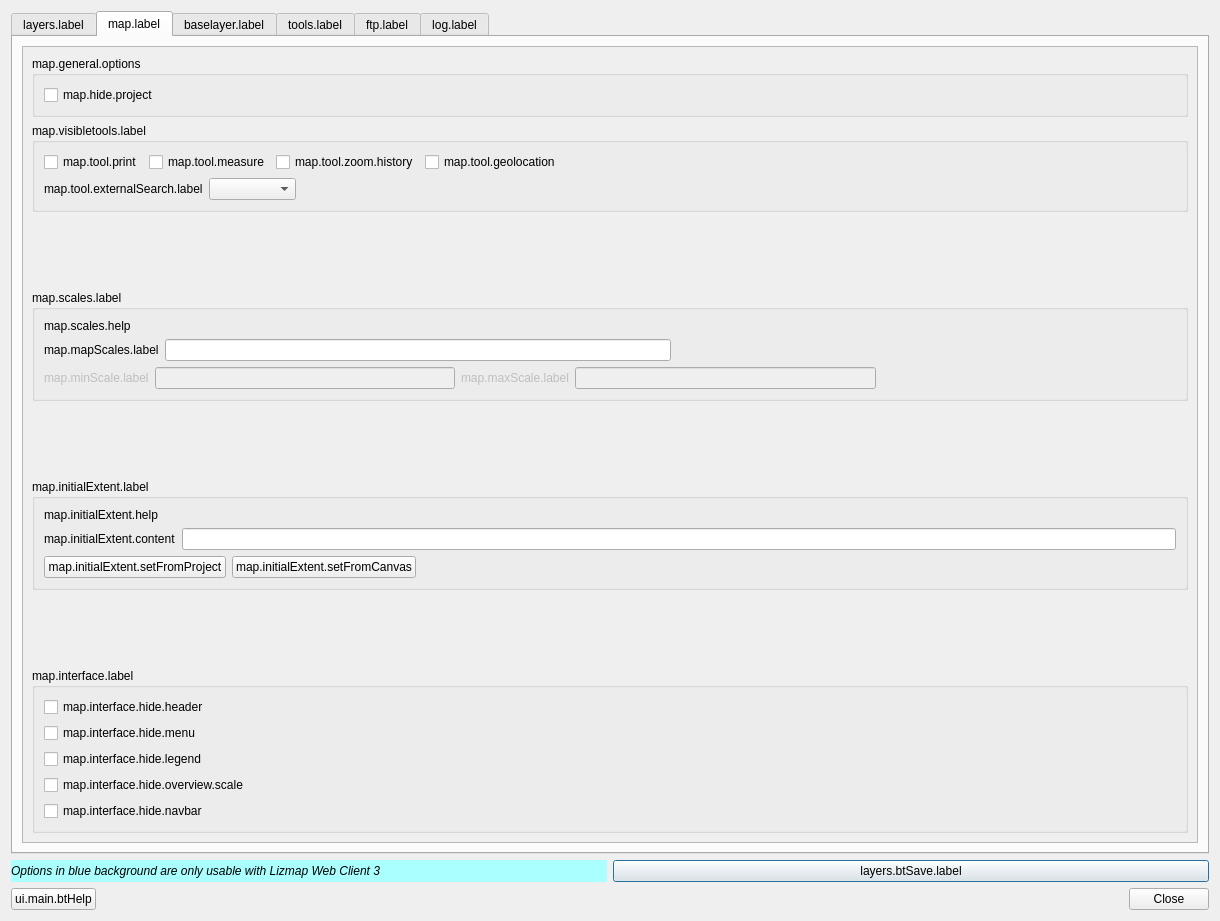
Qt form ui_lizmap.ui (3liz/lizmap-plugin) before a commit.
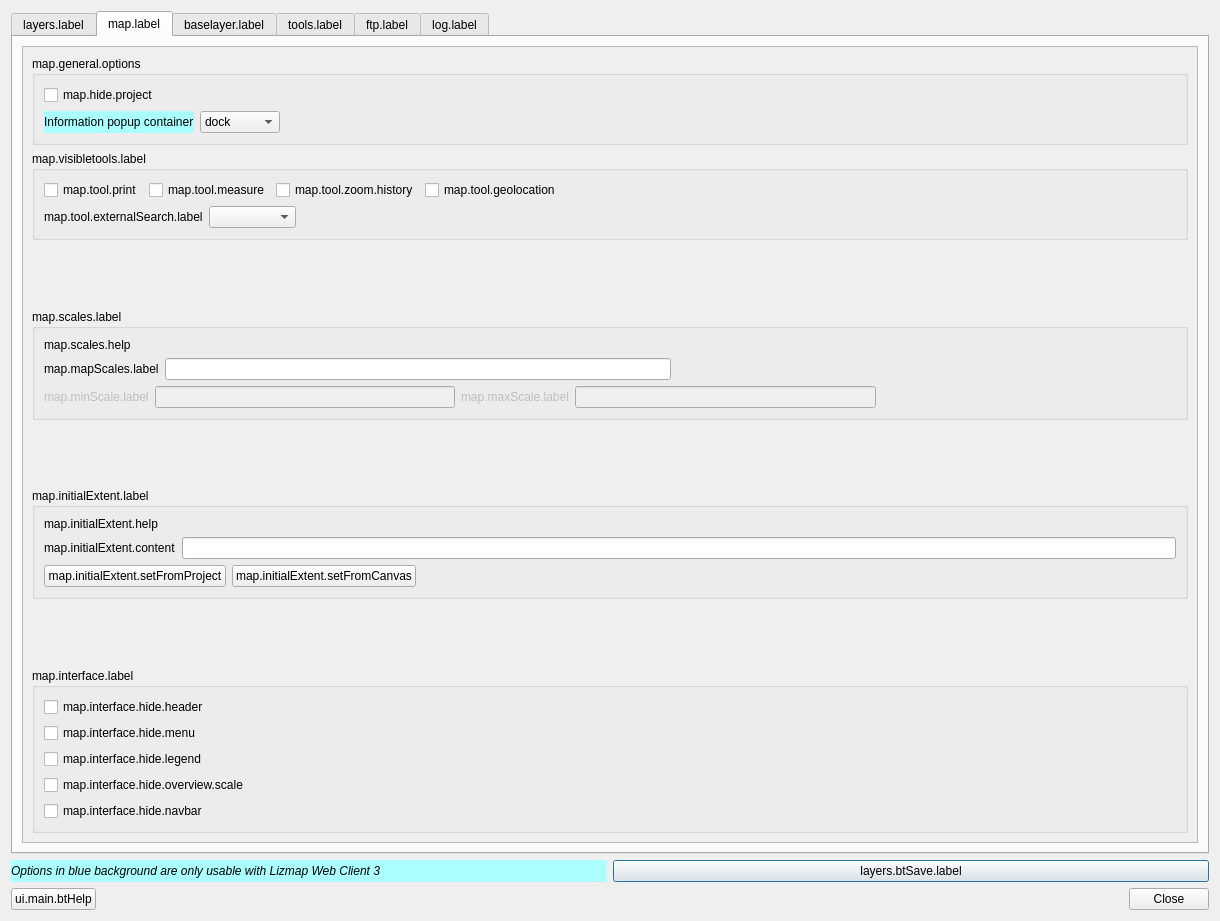
The same form after that commit. The open tabs and pages were chosen to show the change.

Commit message: [FEATURE] New map option to choose info popup container: dock, mini-dock or map

What changed in the file:
```diff
--- a/ui_lizmap.ui
+++ b/ui_lizmap.ui
@@ -567,6 +567,52 @@
                 </property>
                </widget>
               </item>
+              <item>
+               <layout class="QHBoxLayout" name="horizontalLayout_29">
+                <item>
+                 <widget class="QLabel" name="label_65">
+                  <property name="styleSheet">
+                   <string notr="true">background-color:rgb(170, 255, 255);</string>
+                  </property>
+                  <property name="text">
+                   <string>Information popup container</string>
+                  </property>
+                 </widget>
+                </item>
+                <item>
+                 <widget class="QComboBox" name="liPopupContainer">
+                  <item>
+                   <property name="text">
+                    <string>dock</string>
+                   </property>
+                  </item>
+                  <item>
+                   <property name="text">
+                    <string>minidock</string>
+                   </property>
+                  </item>
+                  <item>
+                   <property name="text">
+                    <string>map</string>
+                   </property>
+                  </item>
+                 </widget>
+                </item>
+                <item>
+                 <spacer name="horizontalSpacer">
+                  <property name="orientation">
+                   <enum>Qt::Horizontal</enum>
+                  </property>
+                  <property name="sizeHint" stdset="0">
+                   <size>
+                    <width>40</width>
+                    <height>20</height>
+                   </size>
+                  </property>
+                 </spacer>
+                </item>
+               </layout>
+              </item>
              </layout>
             </widget>
            </item>
```
Left out of the diff: 17 changed lines with no effect on the pictures. The commit also changes 10 other files.
